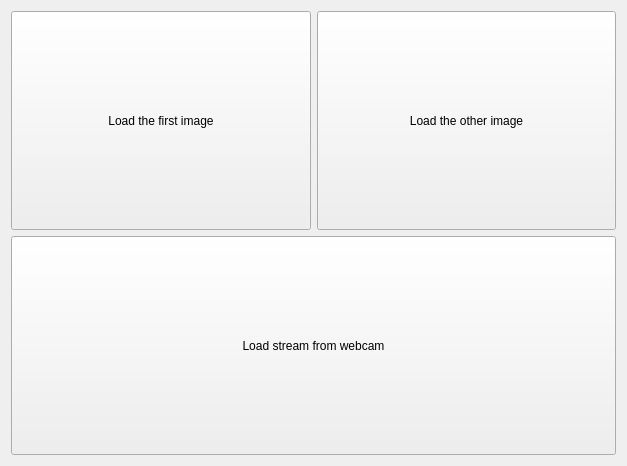
Qt form opencv_qt_test/mainwindow.ui (trombipeti/Onlab) before a commit.
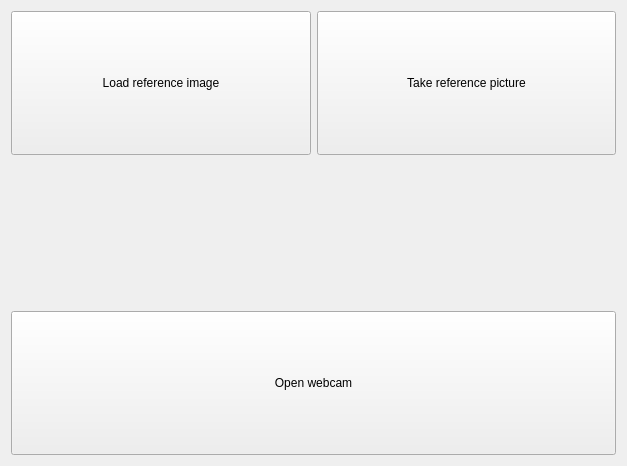
The same form after that commit.

Commit message: Fixed problem with cv::Mat showing on Qt labels

The edit to the form file:
```diff
--- a/opencv_qt_test/mainwindow.ui
+++ b/opencv_qt_test/mainwindow.ui
@@ -15,39 +15,33 @@
   </property>
   <widget class="QWidget" name="centralWidget">
    <layout class="QGridLayout" name="gridLayout">
-    <item row="0" column="0">
-     <widget class="QPushButton" name="loadBtn1">
-      <property name="sizePolicy">
-       <sizepolicy hsizetype="Preferred" vsizetype="Minimum">
-        <horstretch>0</horstretch>
-        <verstretch>0</verstretch>
-       </sizepolicy>
-      </property>
-      <property name="text">
-       <string>Load the first image</string>
-      </property>
-     </widget>
-    </item>
     <item row="0" column="1">
      <widget class="QPushButton" name="loadBtn2">
       <property name="sizePolicy">
-       <sizepolicy hsizetype="Preferred" vsizetype="Minimum">
+       <sizepolicy hsizetype="Preferred" vsizetype="Preferred">
         <horstretch>0</horstretch>
         <verstretch>0</verstretch>
        </sizepolicy>
       </property>
-      <property name="maximumSize">
-       <size>
-        <width>16777215</width>
-        <height>16777215</height>
-       </size>
+      <property name="text">
+       <string>Take reference picture</string>
       </property>
+     </widget>
+    </item>
+    <item row="0" column="0">
+     <widget class="QPushButton" name="loadBtn1">
+      <property name="sizePolicy">
+       <sizepolicy hsizetype="Preferred" vsizetype="Preferred">
+        <horstretch>0</horstretch>
+        <verstretch>0</verstretch>
+       </sizepolicy>
+      </property>
       <property name="text">
-       <string>Load the other image</string>
+       <string>Load reference image</string>
       </property>
      </widget>
     </item>
-    <item row="1" column="0" colspan="2">
+    <item row="2" column="0" colspan="2">
      <widget class="QPushButton" name="webcamBtn">
       <property name="sizePolicy">
        <sizepolicy hsizetype="Preferred" vsizetype="Minimum">
@@ -56,7 +50,20 @@
        </sizepolicy>
       </property>
       <property name="text">
-       <string>Load stream from webcam</string>
+       <string>Open webcam</string>
+      </property>
+     </widget>
+    </item>
+    <item row="1" column="0" colspan="2">
+     <widget class="QLabel" name="refLabel">
+      <property name="sizePolicy">
+       <sizepolicy hsizetype="Preferred" vsizetype="Preferred">
+        <horstretch>0</horstretch>
+        <verstretch>0</verstretch>
+       </sizepolicy>
+      </property>
+      <property name="text">
+       <string/>
       </property>
      </widget>
     </item>
```
The commit also changes 3 other files.
